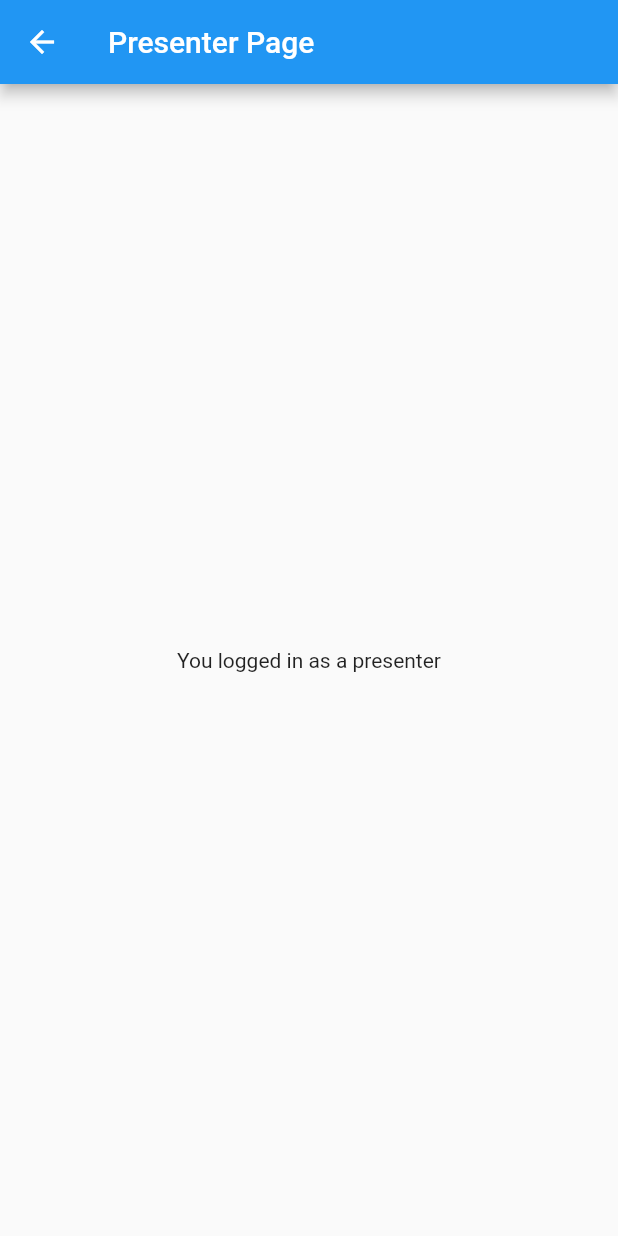
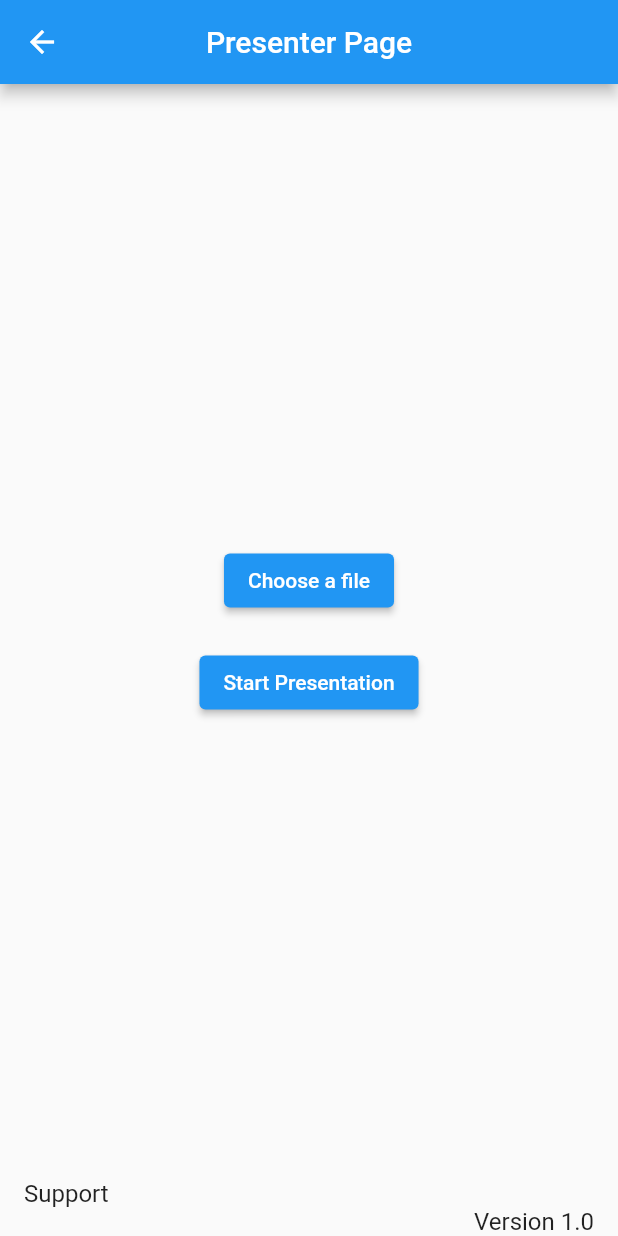
Before and after one commit to AyadiAli1/Presentation-App, a Flutter app: the PresenterPage screen opened directly, on a phone screen of 412 x 824 dp. Run offline on Flutter 3.47's test engine with Material 2 defaults, Android fonts, the light colour scheme and no system bars.

Commit message:
second commit Ali

```diff
--- a/lib/main.dart
+++ b/lib/main.dart
@@ -81,9 +81,48 @@ class PresenterPage extends StatelessWidget {
     return Scaffold(
       appBar: AppBar(
         title: Text('Presenter Page'),
+        centerTitle: true,
       ),
-      body: Center(
-        child: Text('You logged in as a presenter'),
+      body: Column(
+        mainAxisAlignment: MainAxisAlignment.center,
+        children: <Widget>[
+          Expanded(
+            child: Column(
+              mainAxisAlignment: MainAxisAlignment.center,
+              children: <Widget>[
+                ElevatedButton(
+                  onPressed: () {},
+                  child: Text('Choose a file'),
+                ),
+                SizedBox(height: 20),
+                ElevatedButton(
+                  onPressed: () {},
+                  child: Text('Start Presentation'),
+                ),
+              ],
+            ),
+          ),
+          Align(
+            alignment: FractionalOffset.bottomLeft,
+            child: Container(
+              padding: EdgeInsets.only(left: 16.0, right: 16.0),
+              child: Text(
+                'Support',
+                style: TextStyle(fontSize: 16),
+              ),
+            ),
+          ),
+          Align(
+            alignment: FractionalOffset.bottomRight,
+            child: Container(
+              padding: EdgeInsets.only(left: 16.0, right: 16.0),
+              child: Text(
+                'Version 1.0',
+                style: TextStyle(fontSize: 16),
+              ),
+            ),
+          ),
+        ],
       ),
     );
   }
@@ -102,3 +141,17 @@ class AudiencePage extends StatelessWidget {
     );
   }
 }
+
+class PresentationPage extends StatelessWidget {
+  @override
+  Widget build(BuildContext context) {
+    return Scaffold(
+      appBar: AppBar(
+        title: Text('Presentation Page'),
+      ),
+      body: Center(
+        child: Text('You logged in as an audience'),
+      ),
+    );
+  }
+}
```
